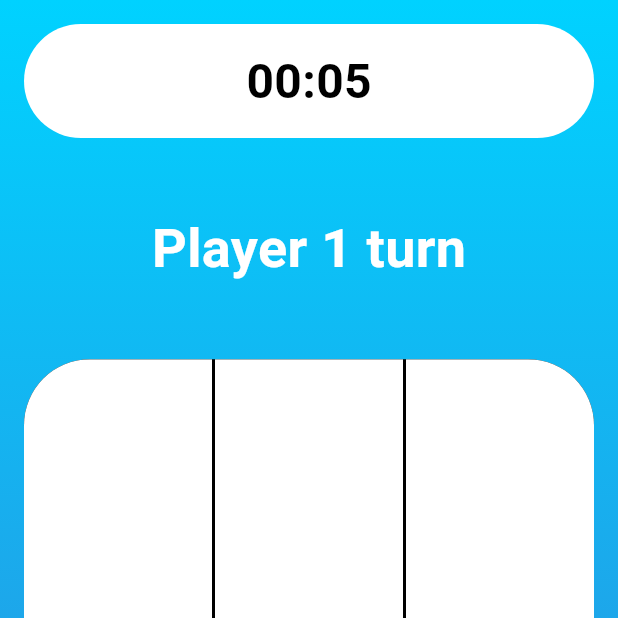
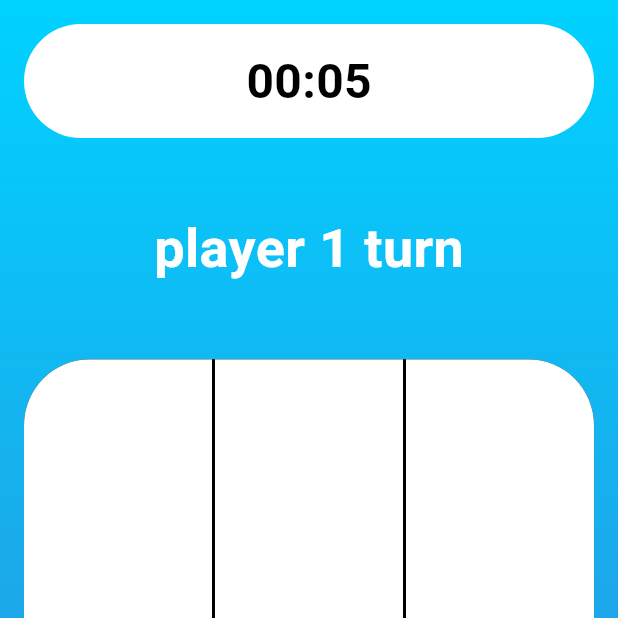
Before and after one commit to MohamedElsay0d/tic_tac_oe, a Flutter app: the screen it shows after launch, on a phone screen of 412 x 824 dp, the top half of it. Run offline on Flutter 3.47's test engine with Material 3 defaults, Android fonts, the phone set to English and light mode, and no system bars.

Commit message:
check winner

```diff
--- a/lib/game_board.dart
+++ b/lib/game_board.dart
@@ -11,9 +11,10 @@ class GameBoard extends StatefulWidget {
 }
 
 class _GameBoardState extends State<GameBoard> {
-  final List items = List.filled(9, '');
+  List items = List.filled(9, '');
   int round = 1;
   String player = 'X';
+  String txt = 'player 1' ;
 
   @override
   Widget build(BuildContext context) {
@@ -51,9 +52,9 @@ class _GameBoardState extends State<GameBoard> {
                   ),
                 ),
               ),
-              const Text(
-                'Player 1 turn',
-                style: TextStyle(
+               Text(
+                '$txt turn',
+                style:const TextStyle(
                     fontSize: 36,
                     color: Colors.white,
                     fontWeight: FontWeight.w700),
@@ -98,7 +99,9 @@ class _GameBoardState extends State<GameBoard> {
                                       ],
                                     ),
                                   );
+                                  items = List.filled(9, '');
                                 }
+                                txt = 'Player 2';
                               } else {
                                 items[index] == ''
                                     ? items[index] = player == 'X' ? 'O' : 'X'
@@ -118,7 +121,9 @@ class _GameBoardState extends State<GameBoard> {
                                       ],
                                     ),
                                   );
+                                  items = List.filled(9, '');
                                 }
+                                txt = 'Player 1';
                               }
                               round++;
                             });
```
